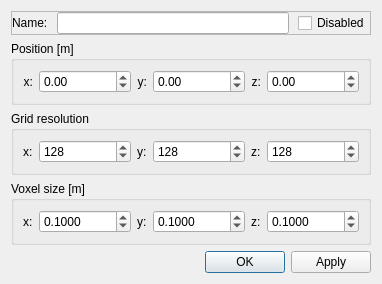
Before: the Qt Designer form WindSim/src/GUI/ui/voxelGridProperties.ui in gudajan/Windsim, drawn with Qt 5.
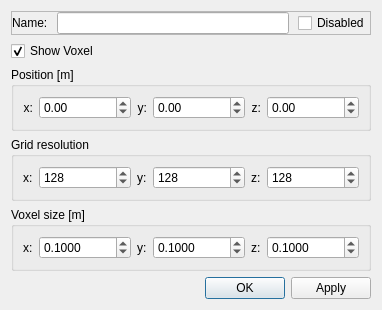
After: the same form once the commit is applied.

Commit message: * Use compute shader to combine the voxeliations of all meshes. This way the grid has to be copied from the GPU to CPU only once. * fixed some bugs in the volume rendering shader code (while loop was executed to often) * Display FPS in status bar * Added options to toggle voxelization in VoxelGrid and for mesh objects.

The edit to the form file:
```diff
--- a/WindSim/src/GUI/ui/voxelGridProperties.ui
+++ b/WindSim/src/GUI/ui/voxelGridProperties.ui
@@ -7,7 +7,7 @@
     <x>0</x>
     <y>0</y>
     <width>382</width>
-    <height>246</height>
+    <height>269</height>
    </rect>
   </property>
   <property name="windowTitle">
@@ -74,6 +74,16 @@
      </layout>
     </widget>
    </item>
+   <item>
+    <widget class="QCheckBox" name="cbShowVoxel">
+     <property name="text">
+      <string>Show Voxel</string>
+     </property>
+     <property name="checked">
+      <bool>true</bool>
+     </property>
+    </widget>
+   </item>
    <item>
     <widget class="QGroupBox" name="gbPos">
      <property name="title">
```
The commit also changes 18 other files.
